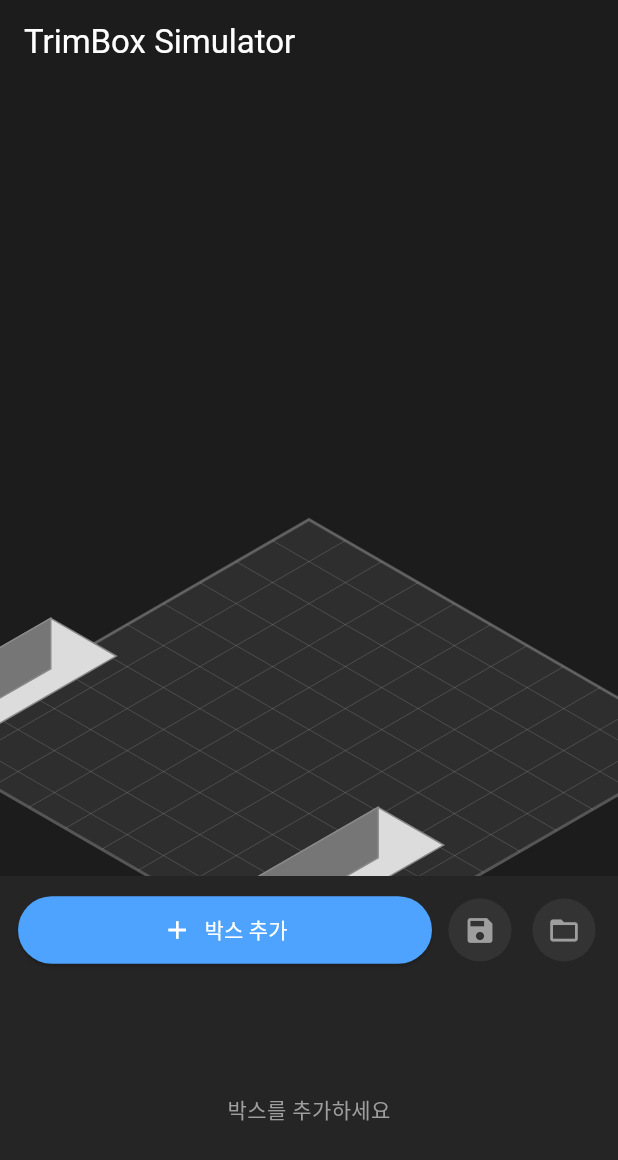
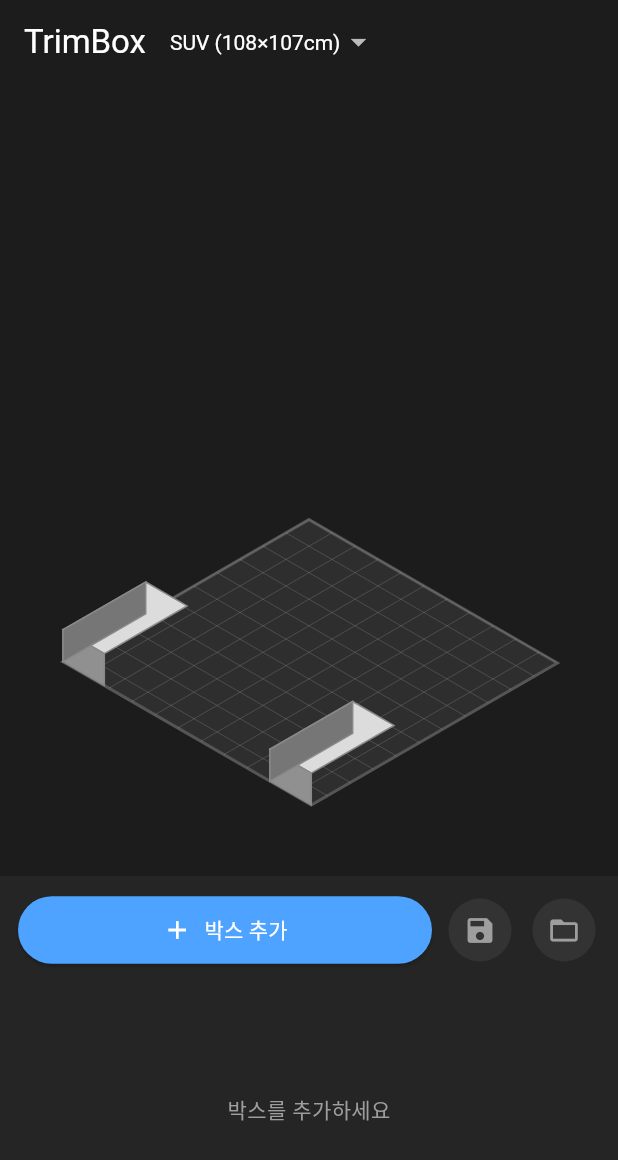
Before and after one commit to JaewooJeong/TrimBox, a Flutter app: the screen it shows after launch, on a phone screen of 412 x 824 dp. Shown: the top 1160 px of the screen. Run offline on Flutter 3.47's test engine with Material 3 defaults, Android fonts, the phone set to English and light mode, and no system bars; Roboto replaces fonts that are missing (NotoSansKR).

Commit message:
feat: add trunk size selector with dynamic scale auto-calculation
- Create TrunkSizeDialog for custom trunk dimensions with wheelhouse input
- Add AppBar DropdownButton for TrunkPreset selection (SUV/sedan/van/custom)
- Replace static _scale with dynamic _calculateScale() based on isometric projection extents
- Cache scale in _lastScale for drag handler access
- Clamp all boxes when trunk size changes
- Show dynamic label for custom preset in dropdown

Co-Authored-By: Claude Opus 4.6 <noreply@anthropic.com>

```diff
--- a/lib/screens/simulator_screen.dart
+++ b/lib/screens/simulator_screen.dart
@@ -10,6 +10,7 @@ import '../utils/collision.dart';
 import '../utils/json_io.dart';
 import '../widgets/add_box_dialog.dart';
 import '../widgets/box_list_panel.dart';
+import '../widgets/trunk_size_dialog.dart';
 
 /// 박스 파스텔 색상 팔레트
 const _boxColors = [
@@ -31,11 +32,12 @@ class SimulatorScreen extends StatefulWidget {
 }
 
 class _SimulatorScreenState extends State<SimulatorScreen> {
-  final TrunkSpace _space = TrunkSpace.defaultSUV();
+  late TrunkSpace _space;
   final List<TrimBox> _boxes = [];
   String? _selectedBoxId;
   Set<String> _collidingIds = {};
   int _boxCounter = 0;
+  TrunkPreset _selectedPreset = TrunkPreset.suv;
 
   // 드래그 상태
   bool _isDragging = false;
@@ -47,14 +49,23 @@ class _SimulatorScreenState extends State<SimulatorScreen> {
   static const double _isoAngle = 30.0 * math.pi / 180.0;
   static final double _cosA = math.cos(_isoAngle);
   static final double _sinA = math.sin(_isoAngle);
-  static const double _scale = 280.0;
+  double _lastScale = 280.0;
 
-  late final CollisionDetector _detector;
+  late CollisionDetector _detector;
 
   @override
   void initState() {
     super.initState();
+    _space = TrunkPreset.suv.toTrunkSpace()!;
     _detector = CollisionDetector(_space);
+  }
+
+  double _calculateScale(Size canvasSize) {
+    final isoWidth = (_space.w + _space.d) * _cosA;
+    final isoHeight = (_space.w + _space.d) * _sinA + _space.h;
+    final scaleX = canvasSize.width * 0.8 / isoWidth;
+    final scaleY = canvasSize.height * 0.8 / isoHeight;
+    return math.min(scaleX, scaleY);
   }
 
   @override
@@ -62,7 +73,44 @@ class _SimulatorScreenState extends State<SimulatorScreen> {
     return Scaffold(
       backgroundColor: const Color(0xFF1C1C1C),
       appBar: AppBar(
-        title: const Text('TrimBox Simulator'),
+        title: Row(
+          children: [
+            const Text('TrimBox'),
+            const SizedBox(width: 16),
+            DropdownButton<TrunkPreset>(
+              value: _selectedPreset,
+              dropdownColor: const Color(0xFF333333),
+              style: const TextStyle(color: Colors.white, fontSize: 14),
+              underline: const SizedBox.shrink(),
+              icon: const Icon(Icons.arrow_drop_down, color: Colors.white70),
+              items: TrunkPreset.values.map((p) {
+                return DropdownMenuItem(
+                  value: p,
+                  child: Text(p.label),
+                );
+              }).toList(),
+              selectedItemBuilder: (_) => TrunkPreset.values.map((p) {
+                if (p == TrunkPreset.custom && _selectedPreset == TrunkPreset.custom) {
+                  return Align(
+                    alignment: Alignment.centerLeft,
+                    child: Text(
+                      '커스텀 (${(_space.w * 100).round()}×${(_space.d * 100).round()}cm)',
+                      style: const TextStyle(color: Colors.white, fontSize: 14),
+                    ),
+                  );
+                }
+                return Align(
+                  alignment: Alignment.centerLeft,
+                  child: Text(p.label,
+                      style: const TextStyle(color: Colors.white, fontSize: 14)),
+                );
+              }).toList(),
+              onChanged: (p) {
+                if (p != null) _onPresetChanged(p);
+              },
+            ),
+          ],
+        ),
         backgroundColor: const Color(0xFF1C1C1C),
         foregroundColor: Colors.white,
         elevation: 0,
@@ -92,6 +140,11 @@ class _SimulatorScreenState extends State<SimulatorScreen> {
   }
 
   Widget _buildCanvas() {
+    return LayoutBuilder(
+      builder: (context, constraints) {
+        final canvasSize = Size(constraints.maxWidth, constraints.maxHeight);
+        _lastScale = _calculateScale(canvasSize);
+
         return KeyboardListener(
           focusNode: FocusNode()..requestFocus(),
           onKeyEvent: _onKeyEvent,
@@ -107,12 +160,14 @@ class _SimulatorScreenState extends State<SimulatorScreen> {
                   boxes: _boxes,
                   selectedBoxId: _selectedBoxId,
                   collidingBoxIds: _collidingIds,
-              scale: _scale,
+                  scale: _lastScale,
                 ),
                 size: Size.infinite,
               ),
             ),
           ),
+        );
+      },
     );
   }
 
@@ -220,11 +275,11 @@ class _SimulatorScreenState extends State<SimulatorScreen> {
   // ──── 역 아이소메트릭 변환 ────
 
   double _screenToIsoX(double sx, double sy) {
-    return (sx / (_cosA * _scale) + sy / (_sinA * _scale)) / 2;
+    return (sx / (_cosA * _lastScale) + sy / (_sinA * _lastScale)) / 2;
   }
 
   double _screenToIsoDx(double sx, double sy) {
-    return (-sx / (_cosA * _scale) + sy / (_sinA * _scale)) / 2;
+    return (-sx / (_cosA * _lastScale) + sy / (_sinA * _lastScale)) / 2;
   }
 
   // ──── 히트 테스트: 탭 위치에서 박스 찾기 ────
@@ -279,8 +334,8 @@ class _SimulatorScreenState extends State<SimulatorScreen> {
   }
 
   Offset _toIso(double x, double y, double z) {
-    final sx = (x - z) * _cosA * _scale;
-    final sy = (x + z) * _sinA * _scale - y * _scale;
+    final sx = (x - z) * _cosA * _lastScale;
+    final sy = (x + z) * _sinA * _lastScale - y * _lastScale;
     return Offset(sx, sy);
   }
 
@@ -331,6 +386,35 @@ class _SimulatorScreenState extends State<SimulatorScreen> {
     setState(() {
       _boxes.add(newBox);
       _selectedBoxId = newBox.id;
+      _updateCollisions();
+    });
+  }
+
+  // ──── 트렁크 프리셋 변경 ────
+
+  Future<void> _onPresetChanged(TrunkPreset preset) async {
+    TrunkSpace? newSpace;
+
+    if (preset == TrunkPreset.custom) {
+      newSpace = await showDialog<TrunkSpace>(
+        context: context,
+        builder: (_) => const TrunkSizeDialog(),
+      );
+      if (newSpace == null) return;
+    } else {
+      newSpace = preset.toTrunkSpace();
+    }
+
+    if (newSpace == null) return;
+
+    setState(() {
+      _selectedPreset = preset;
+      _space = newSpace!;
+      _detector = CollisionDetector(_space);
+      for (final box in _boxes) {
+        box.snapToGrid(_space.gridUnit);
+        box.clampTo(_space.w, _space.d);
+      }
       _updateCollisions();
     });
   }
```
Also changed, not shown: lib/widgets/trunk_size_dialog.dart (added, +180 -0 lines). Lines whose indentation alone changed are shown as unchanged.
